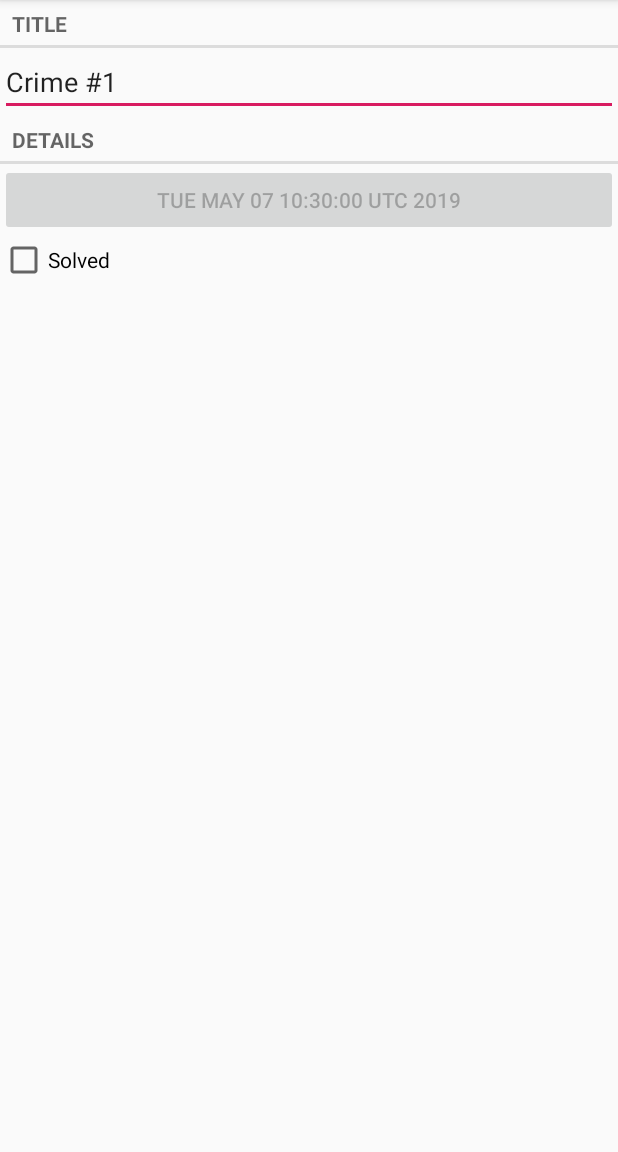
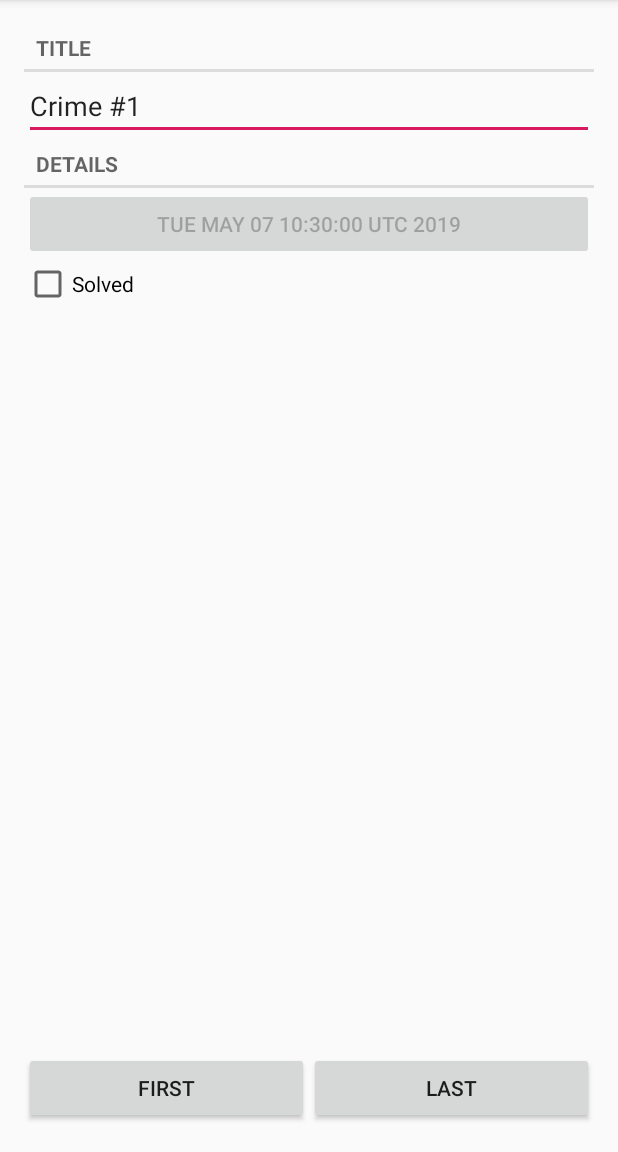
Before and after one commit to foreverxzhh/CriminalIntent, an Android app: the screen it shows after launch (CrimePagerActivity), after a tap on an icon or button, on a phone screen of 412 x 824 dp, the part 84-1236 px from its top. Run offline under Robolectric (Android 15) with nearby library versions, the phone set to English and light mode, and no system bars.

Commit message:
Capter 11 challenge

```diff
--- a/app/src/main/java/com/hua/criminalintent/CrimePagerActivity.java
+++ b/app/src/main/java/com/hua/criminalintent/CrimePagerActivity.java
@@ -6,6 +6,9 @@ import android.support.v4.app.FragmentStatePagerAdapter;
 import android.support.v4.view.ViewPager;
 import android.support.v7.app.AppCompatActivity;
 import android.os.Bundle;
+import android.util.Log;
+import android.view.View;
+import android.widget.Button;
 
 import java.util.List;
 import java.util.UUID;
@@ -14,12 +17,28 @@ public class CrimePagerActivity extends AppCompatActivity {
     public static final String EXTRA_CRIME_ID = "com.hua.criminalintent.crime_id";
     private ViewPager mViewPager;
     private List<Crime> mCrimes;
+    private Button mFirstButton;
+    private Button mLastButton;
 
     @Override
     protected void onCreate(Bundle savedInstanceState) {
         super.onCreate(savedInstanceState);
         setContentView(R.layout.activity_crime_pager);
         mViewPager = findViewById(R.id.crime_view_pager);
+        mFirstButton = findViewById(R.id.first);
+        mLastButton = findViewById(R.id.last);
+        mFirstButton.setOnClickListener(new View.OnClickListener() {
+            @Override
+            public void onClick(View v) {
+                mViewPager.setCurrentItem(0);
+            }
+        });
+        mLastButton.setOnClickListener(new View.OnClickListener() {
+            @Override
+            public void onClick(View v) {
+                mViewPager.setCurrentItem(mCrimes.size() - 1);
+            }
+        });
         mCrimes = CrimeLab.get(this).getCrimes();
 
         FragmentManager fragmentManager = getSupportFragmentManager();
@@ -38,9 +57,40 @@ public class CrimePagerActivity extends AppCompatActivity {
         UUID crimeId = (UUID) getIntent().getSerializableExtra(EXTRA_CRIME_ID);
         for (int i = 0; i < mCrimes.size(); i++) {
             if (mCrimes.get(i).getId().equals(crimeId)) {
+                if (i == 0)
+                    mFirstButton.setEnabled(false);
+                else if (i == mCrimes.size() - 1)
+                    mLastButton.setEnabled(false);
+                else {
+                    mFirstButton.setEnabled(true);
+                    mLastButton.setEnabled(true);
+                }
                 mViewPager.setCurrentItem(i);
                 break;
             }
         }
+        mViewPager.addOnPageChangeListener(new ViewPager.OnPageChangeListener() {
+            @Override
+            public void onPageScrolled(int i, float v, int i1) {
+
+            }
+
+            @Override
+            public void onPageSelected(int i) {
+                if (i == 0)
+                    mFirstButton.setEnabled(false);
+                else if (i == mCrimes.size() - 1)
+                    mLastButton.setEnabled(false);
+                else {
+                    mFirstButton.setEnabled(true);
+                    mLastButton.setEnabled(true);
+                }
+            }
+
+            @Override
+            public void onPageScrollStateChanged(int i) {
+
+            }
+        });
     }
 }
--- a/app/src/main/res/layout/activity_crime_pager.xml
+++ b/app/src/main/res/layout/activity_crime_pager.xml
@@ -1,7 +1,39 @@
 <?xml version="1.0" encoding="utf-8"?>
-<android.support.v4.view.ViewPager xmlns:android="http://schemas.android.com/apk/res/android"
-    android:id="@+id/crime_view_pager"
+<LinearLayout xmlns:android="http://schemas.android.com/apk/res/android"
     android:layout_width="match_parent"
-    android:layout_height="match_parent">
+    android:layout_height="match_parent"
+    android:orientation="vertical">
 
-</android.support.v4.view.ViewPager>
+    <android.support.v4.view.ViewPager
+        android:id="@+id/crime_view_pager"
+        android:layout_width="match_parent"
+        android:layout_height="0dp"
+        android:layout_weight="8">
+
+    </android.support.v4.view.ViewPager>
+
+    <LinearLayout
+        android:layout_width="match_parent"
+        android:layout_height="0dp"
+        android:layout_weight="1"
+        android:orientation="horizontal"
+        android:gravity="center"
+        android:padding="16dp">
+
+        <Button
+            android:id="@+id/first"
+            android:layout_width="0dp"
+            android:layout_height="wrap_content"
+            android:layout_weight="1"
+            android:text="First" />
+
+        <Button
+            android:id="@+id/last"
+            android:layout_width="0dp"
+            android:layout_height="wrap_content"
+            android:layout_weight="1"
+            android:text="Last" />
+
+
+    </LinearLayout>
+</LinearLayout>
--- a/app/src/main/res/layout/fragment_crime.xml
+++ b/app/src/main/res/layout/fragment_crime.xml
@@ -2,7 +2,7 @@
 <LinearLayout xmlns:android="http://schemas.android.com/apk/res/android"
     android:layout_width="match_parent"
     android:layout_height="match_parent"
-    android:layout_margin="16dp"
+    android:padding="16dp"
     android:orientation="vertical">
 
     <TextView
```
